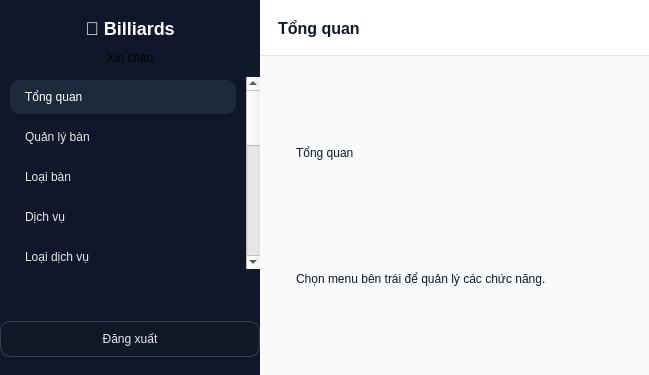
The window that app/ui/main.ui (thaieaut-engineer/Cong-nghe-phan-mem) describes before a commit, drawn with Qt 5.
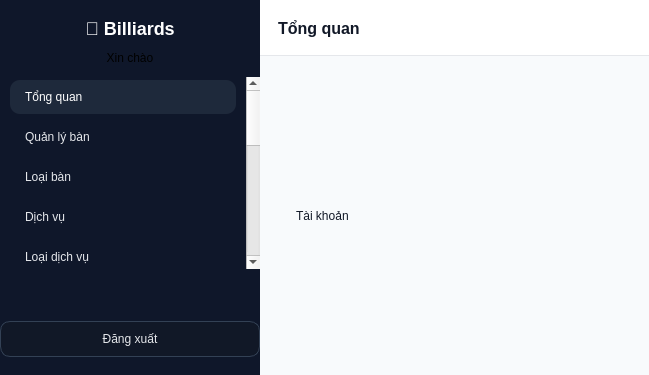
The same window after the commit. The open tabs and pages were chosen to show the change.

The edit to the form file:
```diff
--- a/app/ui/main.ui
+++ b/app/ui/main.ui
@@ -803,6 +803,53 @@
           </item>
          </layout>
         </widget>
+        <widget class="QWidget" name="pageUsers">
+         <layout class="QVBoxLayout" name="layoutUsers">
+          <property name="leftMargin">
+           <number>18</number>
+          </property>
+          <property name="topMargin">
+           <number>18</number>
+          </property>
+          <property name="rightMargin">
+           <number>18</number>
+          </property>
+          <property name="bottomMargin">
+           <number>18</number>
+          </property>
+          <item>
+           <widget class="QFrame" name="cardUsers" native="true">
+            <property name="class">
+             <string notr="true">pageCard</string>
+            </property>
+            <layout class="QVBoxLayout" name="cardUsersLayout">
+             <property name="leftMargin">
+              <number>18</number>
+             </property>
+             <property name="topMargin">
+              <number>18</number>
+             </property>
+             <property name="rightMargin">
+              <number>18</number>
+             </property>
+             <property name="bottomMargin">
+              <number>18</number>
+             </property>
+             <item>
+              <widget class="QLabel" name="lblUsersTitle">
+               <property name="text">
+                <string>Tài khoản</string>
+               </property>
+               <property name="class">
+                <string notr="true">pageTitle</string>
+               </property>
+              </widget>
+             </item>
+            </layout>
+           </widget>
+          </item>
+         </layout>
+        </widget>
        </widget>
       </item>
      </layout>
```
